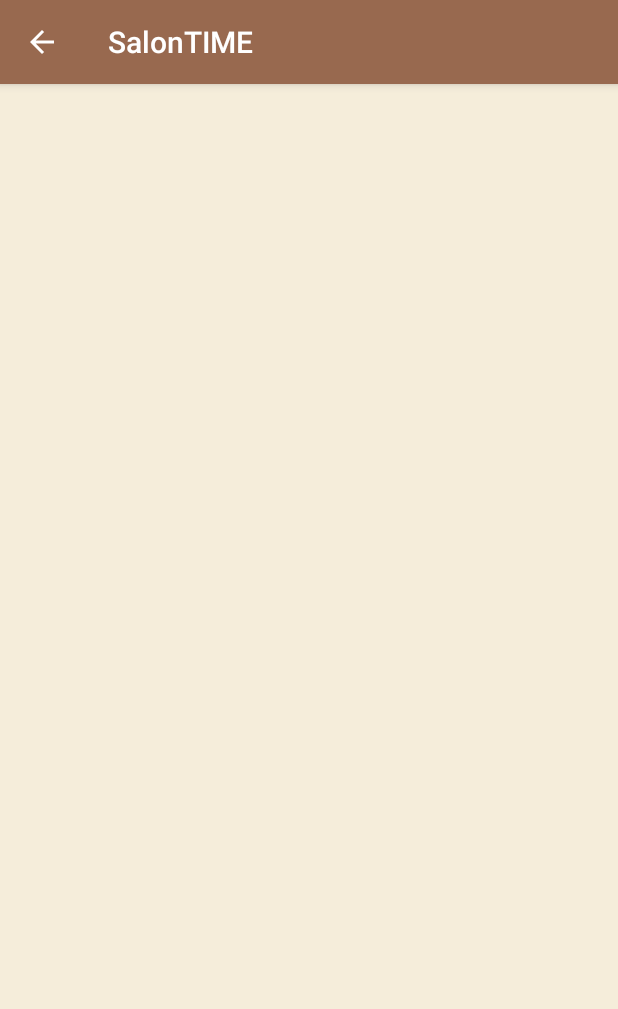
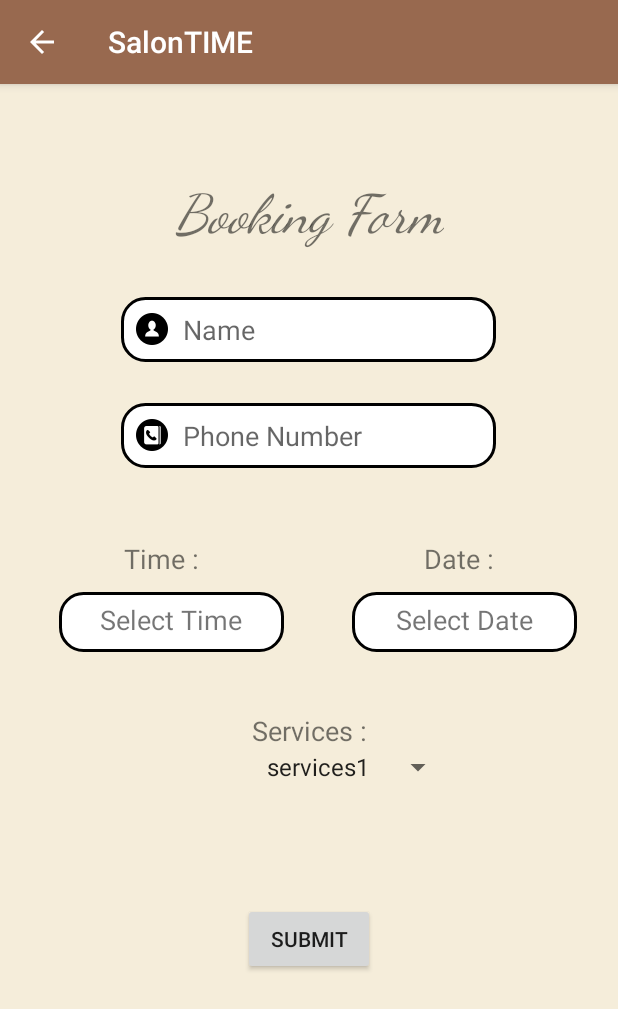
Before and after one commit to khairakh/gp8, an Android app: the BookingForm screen opened directly, with no data from a screen before it, on a phone screen of 412 x 824 dp. Shown: the top 1009 px of the screen. Run offline under Robolectric (Android 15) with nearby library versions, the light colour scheme and no system bars.

Commit message:
Booking Form Design

```diff
--- a/app/src/main/java/com/example/group8/BookingForm.java
+++ b/app/src/main/java/com/example/group8/BookingForm.java
@@ -3,17 +3,126 @@ package com.example.group8;
 import androidx.annotation.NonNull;
 import androidx.appcompat.app.AppCompatActivity;
 
+import android.app.DatePickerDialog;
+import android.app.TimePickerDialog;
+import android.graphics.Color;
+import android.graphics.drawable.ColorDrawable;
 import android.os.Bundle;
 import android.view.MenuItem;
+import android.view.View;
+import android.widget.AdapterView;
+import android.widget.ArrayAdapter;
+import android.widget.DatePicker;
+import android.widget.Spinner;
+import android.widget.TextView;
+import android.widget.TimePicker;
+import android.widget.Toast;
 
-public class BookingForm extends AppCompatActivity {
+import java.text.ParseException;
+import java.text.SimpleDateFormat;
+import java.util.Calendar;
+import java.util.Date;
+
+public class BookingForm extends AppCompatActivity implements AdapterView.OnItemSelectedListener{
+
+    TextView tvTime, tvDate;
+    int tHour, tMinute;
+    Calendar calendar;
+    DatePickerDialog.OnDateSetListener setListener;
+    String[] services;
 
     @Override
     protected void onCreate(Bundle savedInstanceState) {
         super.onCreate(savedInstanceState);
         setContentView(R.layout.activity_booking_form);
 
+        tvTime = findViewById(R.id.tv_timePicker);
+
+        tvTime.setOnClickListener(new View.OnClickListener() {
+            @Override
+            public void onClick(View v) {
+                //Initialize time picker dialog
+                TimePickerDialog timePickerDialog = new TimePickerDialog(
+                        BookingForm.this,
+                        android.R.style.Theme_Holo_Light_Dialog_MinWidth,
+                        new TimePickerDialog.OnTimeSetListener() {
+                            @Override
+                            public void onTimeSet(TimePicker view, int hourOfDay, int minute) {
+                                //panggil hour and minute
+                                tHour = hourOfDay;
+                                tMinute = minute;
+                                //simpan jam dan minit dalam string
+                                String time = tHour + ":" + tMinute;
+                                //panggil 24hour format
+                                SimpleDateFormat f24hours = new SimpleDateFormat(
+                                        "HH:mm"
+                                );
+                                try {
+                                    Date date = f24hours.parse(time);
+                                    //panggil 24hours time format
+                                    SimpleDateFormat f12hours = new SimpleDateFormat(
+                                            "hh:mm aa"
+                                    );
+                                    //set pilihan time di tv
+                                    tvTime.setText(f12hours.format(date));
+                                } catch (ParseException e) {
+                                    e.printStackTrace();
+                                }
+                            }
+                        },12,0,false
+                );
+                //display previous selected time
+                timePickerDialog.updateTime(tHour,tMinute);
+                //show dialog
+                timePickerDialog.show();
+            }
+        });
+
+        tvDate = findViewById(R.id.tv_datePicker);
+
+        Calendar calendar = Calendar.getInstance();
+        final int year = calendar.get(Calendar.YEAR);
+        final int month = calendar.get(Calendar.MONTH);
+        final int day = calendar.get(Calendar.DAY_OF_MONTH);
+
+        tvDate.setOnClickListener(new View.OnClickListener() {
+            @Override
+            public void onClick(View v) {
+                DatePickerDialog datePickerDialog = new DatePickerDialog(
+                        BookingForm.this, android.R.style.Theme_Holo_Light_Dialog_MinWidth,setListener,
+                        year,month,day);
+                datePickerDialog.getWindow().setBackgroundDrawable(new ColorDrawable(Color.TRANSPARENT));
+                datePickerDialog.show();
+            }
+        });
+
+        setListener = new DatePickerDialog.OnDateSetListener() {
+            @Override
+            public void onDateSet(DatePicker view, int year, int month, int dayOfMonth) {
+                month = month+1;
+                String date = day+"/"+month+"/"+year;
+                tvDate.setText(date);
+            }
+        };
+
+        Spinner spinner = findViewById(R.id.sp_services);
+        ArrayAdapter<CharSequence> adapter = ArrayAdapter.createFromResource(this, R.array.services, android.R.layout.simple_spinner_item);
+        adapter.setDropDownViewResource(android.R.layout.simple_spinner_dropdown_item);
+        spinner.setAdapter(adapter);
+        spinner.setOnItemSelectedListener(this);
+
         getSupportActionBar().setDisplayHomeAsUpEnabled(true);
+    }
+
+    @Override
+    public void onItemSelected(AdapterView<?> parent, View view, int position, long id) {
+        String text = parent.getItemAtPosition(position).toString();
+        Toast.makeText(parent.getContext(), text, Toast.LENGTH_SHORT).show();
+    }
+
+    @Override
+    public void onNothingSelected(AdapterView<?> parent) {
+
     }
 
     @Override
@@ -25,4 +134,5 @@ public class BookingForm extends AppCompatActivity {
         }
         return super.onOptionsItemSelected(item);
     }
+
 }
--- a/app/src/main/res/layout/activity_booking_form.xml
+++ b/app/src/main/res/layout/activity_booking_form.xml
@@ -7,4 +7,143 @@
     android:background="#F5EDDA"
     tools:context=".BookingForm">
 
+    <EditText
+        android:id="@+id/etUserName"
+        android:layout_width="250dp"
+        android:layout_height="43dp"
+        android:background="@drawable/style"
+        android:drawableLeft="@mipmap/name"
+        android:drawablePadding="10dp"
+        android:ems="10"
+        android:hint="Name"
+        android:inputType="textPersonName"
+        app:layout_constraintBottom_toBottomOf="parent"
+        app:layout_constraintEnd_toEndOf="parent"
+        app:layout_constraintHorizontal_bias="0.496"
+        app:layout_constraintStart_toStartOf="parent"
+        app:layout_constraintTop_toBottomOf="@+id/tv_bookingForm"
+        app:layout_constraintVertical_bias="0.053" />
+
+    <EditText
+        android:id="@+id/etPhoneNumber"
+        android:layout_width="250dp"
+        android:layout_height="43dp"
+        android:background="@drawable/style"
+        android:drawableLeft="@mipmap/call"
+        android:drawablePadding="10dp"
+        android:ems="10"
+        android:hint="Phone Number"
+        android:inputType="number"
+        app:layout_constraintBottom_toBottomOf="parent"
+        app:layout_constraintEnd_toEndOf="parent"
+        app:layout_constraintHorizontal_bias="0.496"
+        app:layout_constraintStart_toStartOf="parent"
+        app:layout_constraintTop_toBottomOf="@+id/etUserName"
+        app:layout_constraintVertical_bias="0.051" />
+
+    <TextView
+        android:id="@+id/tv_bookingForm"
+        android:layout_width="wrap_content"
+        android:layout_height="wrap_content"
+        android:fontFamily="cursive"
+        android:text="Booking Form"
+        android:textSize="36sp"
+        android:textStyle="italic"
+        app:layout_constraintBottom_toBottomOf="parent"
+        app:layout_constraintEnd_toEndOf="parent"
+        app:layout_constraintStart_toStartOf="parent"
+        app:layout_constraintTop_toTopOf="parent"
+        app:layout_constraintVertical_bias="0.09" />
+
+    <TextView
+        android:id="@+id/tv_timePicker"
+        android:layout_width="150dp"
+        android:layout_height="40dp"
+        android:background="@drawable/style"
+        android:text="Select Time"
+        android:textAlignment="center"
+        android:textSize="18sp"
+        app:layout_constraintBottom_toBottomOf="parent"
+        app:layout_constraintEnd_toEndOf="parent"
+        app:layout_constraintHorizontal_bias="0.151"
+        app:layout_constraintStart_toStartOf="parent"
+        app:layout_constraintTop_toBottomOf="@+id/tv_time"
+        app:layout_constraintVertical_bias="0.036" />
+
+    <TextView
+        android:id="@+id/tv_datePicker"
+        android:layout_width="150dp"
+        android:layout_height="40dp"
+        android:background="@drawable/style"
+        android:text="Select Date"
+        android:textAlignment="center"
+        android:textSize="18sp"
+        app:layout_constraintBottom_toBottomOf="parent"
+        app:layout_constraintEnd_toEndOf="parent"
+        app:layout_constraintHorizontal_bias="0.628"
+        app:layout_constraintStart_toEndOf="@+id/tv_timePicker"
+        app:layout_constraintTop_toBottomOf="@+id/tv_date"
+        app:layout_constraintVertical_bias="0.036" />
+
+    <TextView
+        android:id="@+id/tv_time"
+        android:layout_width="50dp"
+        android:layout_height="20dp"
+        android:text="Time :"
+        android:textSize="18sp"
+        app:layout_constraintBottom_toBottomOf="parent"
+        app:layout_constraintEnd_toEndOf="parent"
+        app:layout_constraintHorizontal_bias="0.229"
+        app:layout_constraintStart_toStartOf="parent"
+        app:layout_constraintTop_toBottomOf="@+id/etPhoneNumber"
+        app:layout_constraintVertical_bias="0.098" />
+
+    <TextView
+        android:id="@+id/tv_date"
+        android:layout_width="50dp"
+        android:layout_height="20dp"
+        android:text="Date :"
+        android:textSize="18sp"
+        app:layout_constraintBottom_toBottomOf="parent"
+        app:layout_constraintEnd_toEndOf="parent"
+        app:layout_constraintHorizontal_bias="0.654"
+        app:layout_constraintStart_toEndOf="@+id/tv_time"
+        app:layout_constraintTop_toBottomOf="@+id/etPhoneNumber"
+        app:layout_constraintVertical_bias="0.098" />
+
+    <Spinner
+        android:id="@+id/sp_services"
+        android:layout_width="wrap_content"
+        android:layout_height="wrap_content"
+        app:layout_constraintBottom_toBottomOf="parent"
+        app:layout_constraintEnd_toEndOf="parent"
+        app:layout_constraintHorizontal_bias="0.609"
+        app:layout_constraintStart_toStartOf="parent"
+        app:layout_constraintTop_toBottomOf="@+id/tv_services"
+        app:layout_constraintVertical_bias="0.0" />
+
+    <TextView
+        android:id="@+id/tv_services"
+        android:layout_width="wrap_content"
+        android:layout_height="wrap_content"
+        android:text="Services :"
+        android:textAlignment="center"
+        android:textSize="18sp"
+        app:layout_constraintBottom_toBottomOf="parent"
+        app:layout_constraintEnd_toEndOf="parent"
+        app:layout_constraintStart_toStartOf="parent"
+        app:layout_constraintTop_toBottomOf="@+id/tv_datePicker"
+        app:layout_constraintVertical_bias="0.109" />
+
+    <Button
+        android:id="@+id/btn_submit"
+        android:layout_width="wrap_content"
+        android:layout_height="wrap_content"
+        android:text="Submit"
+        app:layout_constraintBottom_toBottomOf="parent"
+        app:layout_constraintEnd_toEndOf="parent"
+        app:layout_constraintStart_toStartOf="parent"
+        app:layout_constraintTop_toBottomOf="@+id/sp_services"
+        app:layout_constraintVertical_bias="0.312" />
+
 </androidx.constraintlayout.widget.ConstraintLayout>
--- a/app/src/main/res/values/strings.xml
+++ b/app/src/main/res/values/strings.xml
@@ -1,3 +1,12 @@
 <resources>
     <string name="app_name">SalonTIME</string>
+
+    <string-array name="services">
+        <item>services1</item>
+        <item>services2</item>
+        <item>services3</item>
+        <item>services4</item>
+        <item>services5</item>
+        <item>services6</item>
+    </string-array>
 </resources>
```
